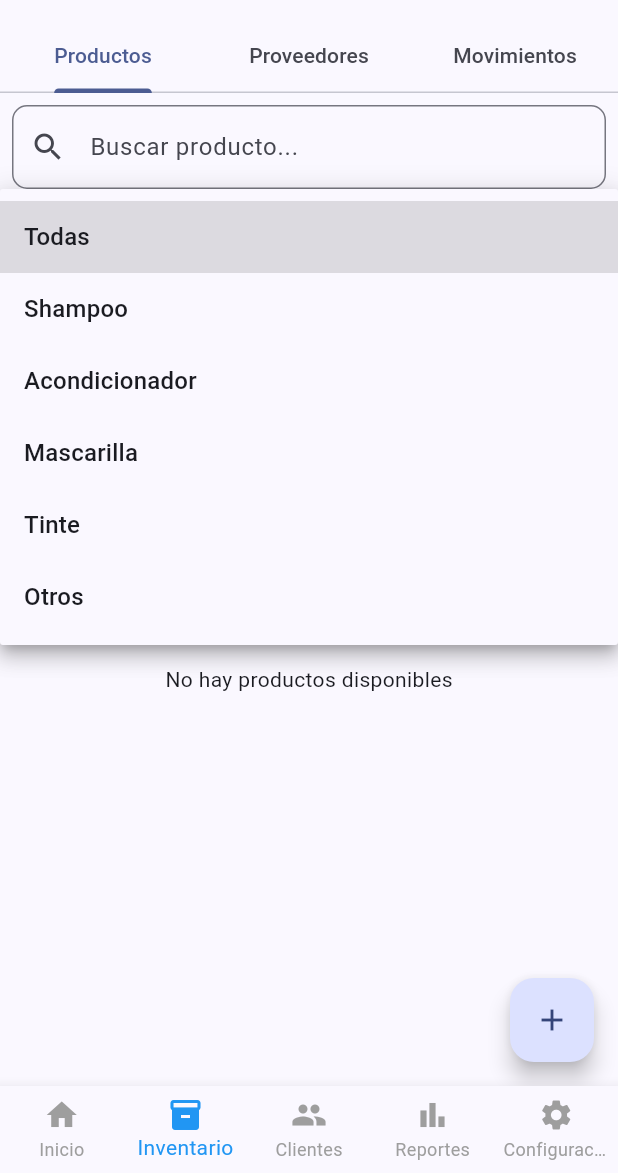
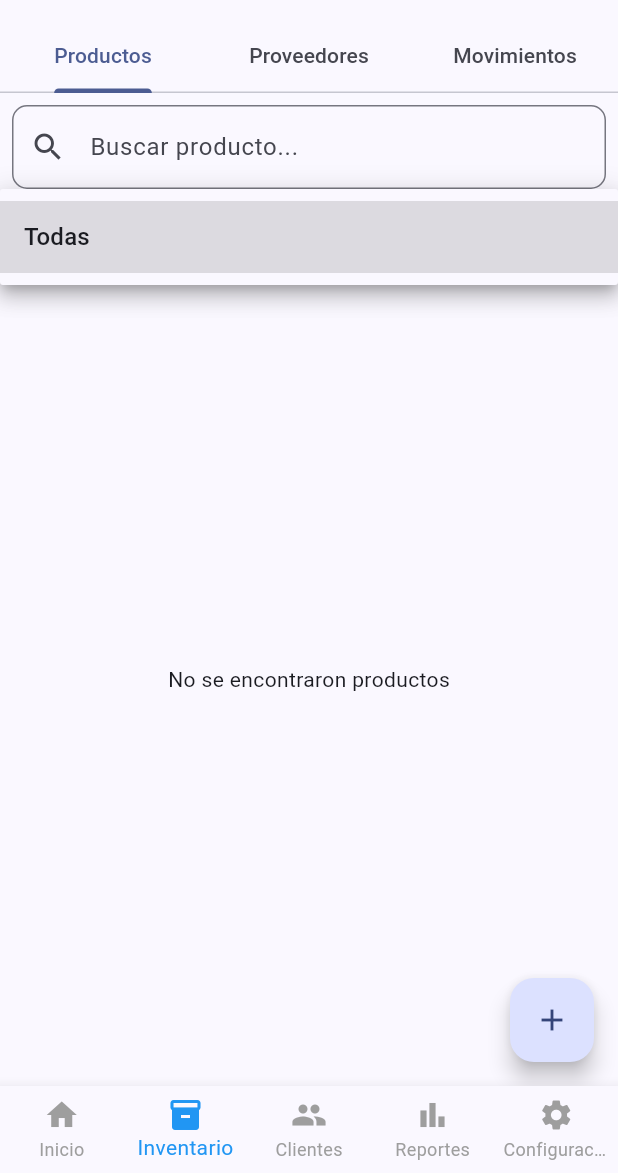
Before and after one commit to nelsonYB/paty_cosmeticos, a Flutter app: the InventoryScreen screen opened by its route, after a tap on "Todas", on a phone screen of 412 x 824 dp, the part 63-1236 px from its top. Run offline on Flutter 3.47's test engine with Material 3 defaults, Android fonts, the light colour scheme and no system bars; our stand-ins replace flutter_dotenv, flutter_riverpod, go_router, supabase_flutter; accounts and stored records are empty.

Commit message:
Refactorizando feature Inventory y añadiendo pestañas de Movimientos y Proveedores

```diff
--- a/lib/config/router.dart
+++ b/lib/config/router.dart
@@ -3,7 +3,7 @@ import 'package:paty_cosmeticos/config/app_scaffold.dart';
 import 'package:paty_cosmeticos/features/clients/presentation/clients_screen.dart';
 import 'package:paty_cosmeticos/features/home/presentation/home_screen.dart';
 import 'package:paty_cosmeticos/features/inventory/presentation/screens/inventory_screen.dart';
-import 'package:paty_cosmeticos/features/inventory/presentation/widgets/product_form_screen.dart';
+import 'package:paty_cosmeticos/features/inventory/presentation/widgets/forms/product_form_screen.dart';
 import 'package:paty_cosmeticos/features/reports/presentation/reports_screen.dart';
 import 'package:paty_cosmeticos/features/settings/presentation/settings_screen.dart';
 
--- a/lib/features/inventory/data/inventory_repository_impl.dart
+++ /dev/null
@@ -1,32 +0,0 @@
-import 'dart:convert';
-
-import 'package:supabase_flutter/supabase_flutter.dart';
-
-import 'package:paty_cosmeticos/features/inventory/domain/entities/product.dart';
-
-class InventoryRepositoryImpl {
-  final SupabaseClient _supabaseClient;
-
-  InventoryRepositoryImpl(this._supabaseClient);
-
-  Future<List<Product>> getProducts() async {
-    try {
-      final data = await _supabaseClient.from('products').select();
-
-      return data.map((json) => Product.fromJson(json)).toList();
-    } catch (e) {
-      throw Exception('Error getting products: $e');
-    }
-  }
-
-  Future<void> createProduct(Product product) async {
-
-    try {
-      await _supabaseClient.from('products').insert(product.toJson());
-    } catch (e) {
-      throw Exception('Error creating product: $e');
-    }
-
-  }
-
-}
--- /dev/null
+++ b/lib/features/inventory/data/repositories/supabase_inventory_repository_impl.dart
@@ -0,0 +1,46 @@
+import 'package:supabase_flutter/supabase_flutter.dart';
+
+import '../../domain/repositories/inventory_repository.dart';
+import '../../domain/entities/product.dart';
+
+
+class SupabaseInventoryRepositoryImpl implements InventoryRepository {
+  final SupabaseClient _supabaseClient;
+
+  SupabaseInventoryRepositoryImpl(this._supabaseClient);
+
+  @override
+  Future<List<Product>> getProducts() async {
+    try {
+      final data = await _supabaseClient.from('products').select();
+      return data.map((json) => Product.fromJson(json)).toList();
+    } catch (e) {
+      throw Exception('Error getting products: $e');
+    }
+  }
+
+  @override
+  Future<void> createProduct(Product product) async {
+
+    try {
+      await _supabaseClient.from('products').insert(product.toJson());
+    } catch (e) {
+      throw Exception('Error creating product: $e');
+    }
+
+  }
+
+  //Todo: Implement the remaining methods
+
+  @override
+  Future<List<String>> getCategories() async {
+    try {
+      final response = await _supabaseClient.from('products').select('category');
+      final categories = response.map<String>((product) => product['category'] as String).toSet().toList();
+      return categories;
+    } catch (e) {
+      throw Exception('Error getting categories: $e');
+    }
+  }
+
+}
--- /dev/null
+++ b/lib/features/inventory/presentation/providers/inventory_providers.dart
@@ -0,0 +1,27 @@
+import 'package:flutter_riverpod/flutter_riverpod.dart';
+import 'package:paty_cosmeticos/features/inventory/data/repositories/supabase_inventory_repository_impl.dart';
+import 'package:paty_cosmeticos/features/inventory/domain/entities/product.dart';
+import 'package:paty_cosmeticos/features/inventory/domain/repositories/inventory_repository.dart';
+import 'package:supabase_flutter/supabase_flutter.dart';
+
+// Proveeedor del cliente de Supabase
+final supabaseClientProvider = Provider<SupabaseClient>((ref) {
+  return Supabase.instance.client;
+});
+
+// Proveedor del repositorio de inventario
+final inventoryRepositoryProvider = Provider<InventoryRepository>((ref) {
+  return SupabaseInventoryRepositoryImpl(ref.read(supabaseClientProvider));
+});
+
+// Proveedor de productos
+final productsProvider = FutureProvider<List<Product>>((ref) async{
+  final repository = ref.read(inventoryRepositoryProvider);
+  return repository.getProducts();
+});
+
+// Proveedor de categorías
+final categoriesProvider = FutureProvider<List<String>>((ref) async{
+  final repository = ref.read(inventoryRepositoryProvider);
+  return repository.getCategories();
+});
--- a/lib/features/inventory/presentation/screens/inventory_screen.dart
+++ b/lib/features/inventory/presentation/screens/inventory_screen.dart
@@ -1,21 +1,19 @@
 import 'package:flutter/material.dart';
+import 'package:flutter_riverpod/flutter_riverpod.dart';
 import 'package:go_router/go_router.dart';
-import 'package:paty_cosmeticos/features/inventory/domain/entities/product.dart';
-import 'package:paty_cosmeticos/features/inventory/presentation/widgets/movements_tab.dart';
-import 'package:paty_cosmeticos/features/inventory/presentation/widgets/products_tab.dart';
-import 'package:paty_cosmeticos/features/inventory/presentation/widgets/suppliers_tab.dart';
-import 'package:supabase_flutter/supabase_flutter.dart';
+import 'package:paty_cosmeticos/features/inventory/presentation/widgets/movements/movements_tab.dart';
+import 'package:paty_cosmeticos/features/inventory/presentation/widgets/products/products_tab.dart';
+import 'package:paty_cosmeticos/features/inventory/presentation/widgets/suppliers/suppliers_tab.dart';
 
-import '../../data/inventory_repository_impl.dart';
 
-class InventoryScreen extends StatefulWidget {
+class InventoryScreen extends ConsumerStatefulWidget {
   const InventoryScreen({super.key});
 
   @override
-  State<InventoryScreen> createState() => _InventoryScreenState();
+  ConsumerState<InventoryScreen> createState() => _InventoryScreenState();
 }
 
-class _InventoryScreenState extends State<InventoryScreen> with SingleTickerProviderStateMixin {
+class _InventoryScreenState extends ConsumerState<InventoryScreen> with SingleTickerProviderStateMixin {
   late TabController _tabController;
 
 
--- /dev/null
+++ b/lib/features/inventory/presentation/widgets/products/products_tab.dart
@@ -0,0 +1,106 @@
+import 'package:flutter/material.dart';
+import 'package:flutter_riverpod/flutter_riverpod.dart';
+
+import 'package:paty_cosmeticos/features/inventory/presentation/providers/inventory_providers.dart';
+import 'package:paty_cosmeticos/features/inventory/presentation/widgets/products/product_item.dart';
+
+class ProductsTab extends ConsumerStatefulWidget {
+  const ProductsTab({super.key});
+
+  @override
+  ConsumerState<ProductsTab> createState() => _ProductsTabState();
+}
+
+class _ProductsTabState extends ConsumerState<ProductsTab> {
+  String _searchQuery = '';
+  String _selectedCategory = 'Todas';
+
+  @override
+  Widget build(BuildContext context) {
+    //Se usa el provider de productos
+    final productsAsync = ref.watch(productsProvider);
+    //Se usa el provider de categorías
+    final categoriesAsync = ref.watch(categoriesProvider);
+
+    return Column(
+      children: [
+        Padding(
+          padding: const EdgeInsets.all(8.0),
+          child: TextField(
+            decoration: InputDecoration(
+              hintText: 'Buscar producto...',
+              prefixIcon: const Icon(Icons.search),
+              border: OutlineInputBorder(
+                borderRadius: BorderRadius.circular(10),
+              )
+            ),
+            onChanged: (value) {
+              setState(() {
+                _searchQuery = value;
+              });
+            },
+          ),
+        ),
+        // Dropdown de categorías
+        Padding(
+          padding: const EdgeInsets.symmetric(horizontal: 8.0),
+          child: categoriesAsync.when(
+            data: (categories) {
+              final allCategories = ['Todas', ...categories];
+
+              return DropdownButtonFormField<String>(
+                isExpanded: true,
+                value: _selectedCategory,
+                items: allCategories.map((String category) {
+                  return DropdownMenuItem<String>(
+                    value: category,
+                    child: Text(category),
+                  );
+                }).toList(),
+                onChanged: (String? newValue) {
+                  setState(() {
+                    _selectedCategory = newValue!;
+                  });
+                },
+              );
+            },
+            loading: () => const CircularProgressIndicator(),
+            error: (error, stack) => Text('Error al cargar las categorías: $error'),
+          ),
+        ),
+        // Lista de productos
+        Expanded(
+          child: productsAsync.when(
+            data: (products) {
+              //Filtrar productos por categoría y búsqueda
+              final filteredProducts = products.where((product) {
+                final matchesSearchQuery = _searchQuery.isEmpty ||
+                    product.name.toLowerCase().contains(_searchQuery.toLowerCase());
+                final matchesCategory = _selectedCategory == 'Todas' ||
+                    product.category == _selectedCategory;
+
+                return matchesSearchQuery && matchesCategory;
+              }).toList();
+
+              if (filteredProducts.isEmpty) {
+                return const Center(
+                  child: Text('No se encontraron productos'),
+                );
+              }
+
+              return ListView.builder(
+                itemCount: filteredProducts.length,
+                itemBuilder: (context, index) {
+                  final product = filteredProducts[index];
+                  return ProductItem(product: product);
+                },
+              );
+            },
+            loading: () => const Center(child: CircularProgressIndicator()),
+            error: (error, stack) => Center(child: Text('Error: $error')),
+          ),
+        ),
+      ],
+    );
+  }
+}
--- a/lib/features/inventory/presentation/widgets/products_tab.dart
+++ /dev/null
@@ -1,104 +0,0 @@
-import 'package:flutter/material.dart';
-import 'package:paty_cosmeticos/features/inventory/data/inventory_repository_impl.dart';
-import 'package:paty_cosmeticos/features/inventory/domain/entities/product.dart';
-import 'package:paty_cosmeticos/features/inventory/presentation/widgets/product_item.dart';
-import 'package:supabase_flutter/supabase_flutter.dart';
-
-class ProductsTab extends StatefulWidget {
-  const ProductsTab({super.key});
-
-  @override
-  State<ProductsTab> createState() => _ProductsTabState();
-}
-
-class _ProductsTabState extends State<ProductsTab> {
-  String _searchQuery = '';
-  String _selectedCategory = 'Todas';
-  List<String> _categories = ['Todas', 'Shampoo', 'Acondicionador', 'Mascarilla', 'Tinte', 'Otros'];
-
-  late Future<List<Product>> _productsFuture;
-
-  @override
-  void initState(){
-    super.initState();
-    _productsFuture = InventoryRepositoryImpl(Supabase.instance.client).getProducts();
-  }
-
-  @override
-  Widget build(BuildContext context) {
-    return Column(
-      children: [
-        Padding(
-          padding: const EdgeInsets.all(8.0),
-          child: TextField(
-            decoration: InputDecoration(
-              hintText: 'Buscar producto...',
-              prefixIcon: const Icon(Icons.search),
-              border: OutlineInputBorder(
-                borderRadius: BorderRadius.circular(10),
-              )
-            ),
-            onChanged: (value) {
-              setState(() {
-                _searchQuery = value;
-              });
-            },
-          ),
-        ),
-        Padding(
-          padding: const EdgeInsets.symmetric(horizontal: 8.0),
-          child: DropdownButton<String>(
-            isExpanded: true,
-            value: _selectedCategory,
-            items: _categories.map((String category) {
-              return DropdownMenuItem<String>(
-                value: category,
-                child: Text(category),
-              );
-            }).toList(),
-            onChanged: (String? newValue) {
-              setState(() {
-                _selectedCategory = newValue!;
-              });
-            },
-          ),
-        ),
-        Expanded(
-          child: FutureBuilder(
-            future: _productsFuture,
-            builder: (context, snapshot) {
-              if (snapshot.connectionState == ConnectionState.waiting) {
-                return const Center(child: CircularProgressIndicator());
-              } else if (snapshot.hasError){
-                return Center(child: Text('Error: ${snapshot.error}'));
-              } else if (!snapshot.hasData || snapshot.data!.isEmpty) {
-                return const Center(child: Text('No hay productos disponibles'));
-              }
-              //Productos obtenidos de Supabase
-              final products = snapshot.data!;
-
-              //Filtrar productos por categoría
-              final filteredProducts = products.where((product) {
-                final matchesSearchQuery = _searchQuery.isEmpty ||
-                  product.name.toLowerCase().contains(_searchQuery.toLowerCase());
-                final matchesCategory = _selectedCategory == 'Todas' ||
-                  product.category == _selectedCategory;
-
-                return matchesSearchQuery && matchesCategory;
-              }).toList();
-
-              return ListView.builder(
-                itemCount: filteredProducts.length,
-                itemBuilder: (context, index) {
-                  final product = filteredProducts[index];
-                  return ProductItem(product: product);
-                },
-              );
-
-            }
-          ),
-        ),
-      ],
-    );
-  }
-}
--- a/lib/main.dart
+++ b/lib/main.dart
@@ -1,5 +1,6 @@
 import 'package:flutter/material.dart';
 import 'package:flutter_dotenv/flutter_dotenv.dart';
+import 'package:flutter_riverpod/flutter_riverpod.dart';
 import 'package:paty_cosmeticos/config/constants/environment.dart';
 import 'package:supabase_flutter/supabase_flutter.dart';
 
@@ -12,5 +13,5 @@ Future<void> main() async{
     url: Environment.apiUrl,
     anonKey: Environment.apiKey,
   );
-  runApp(MyApp());
+  runApp(const ProviderScope(child: MyApp()));
 }
```
Also changed, not shown: lib/features/inventory/domain/repositories/inventory_repository.dart (added, +7 -0 lines), lib/features/inventory/presentation/widgets/forms/product_form_screen.dart (renamed from lib/features/inventory/presentation/widgets/product_form_screen.dart, +38 -18 lines), lib/features/inventory/presentation/widgets/movements/movements_tab.dart (renamed from lib/features/inventory/presentation/widgets/movements_tab.dart), lib/features/inventory/presentation/widgets/products/product_item.dart (renamed from lib/features/inventory/presentation/widgets/product_item.dart), lib/features/inventory/presentation/widgets/suppliers/suppliers_tab.dart (renamed from lib/features/inventory/presentation/widgets/suppliers_tab.dart).
